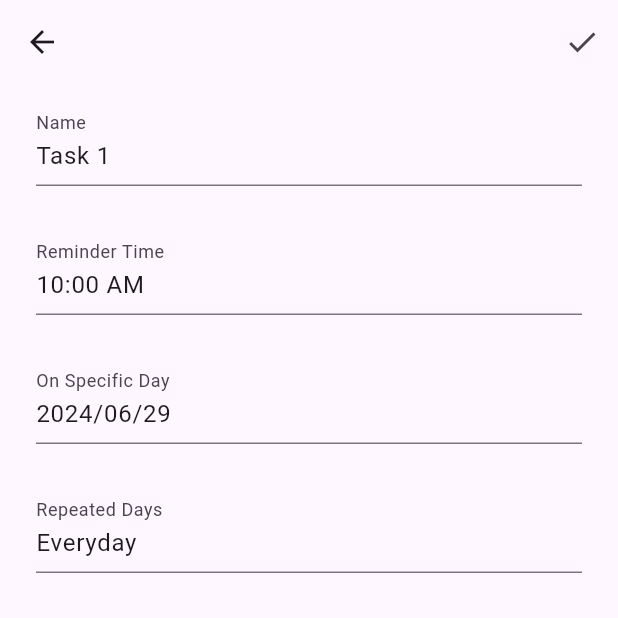
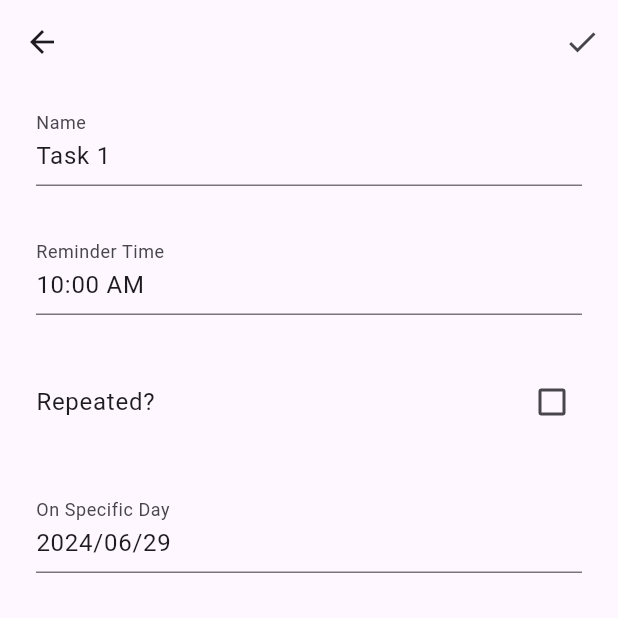
Before and after one commit to MontyCoder0701/priorit, a Flutter app: the TaskCreateScreen screen opened directly, on a phone screen of 412 x 824 dp, the top half of it. Run offline on Flutter 3.47's test engine with Material 3 defaults, Android fonts, the phone set to English and light mode, and no system bars.

Commit message:
feat: 반복 여부 반영

```diff
--- a/lib/task_create.screen.dart
+++ b/lib/task_create.screen.dart
@@ -9,6 +9,7 @@ class TaskCreateScreen extends StatefulWidget {
 
 class _TaskCreateScreenState extends State<TaskCreateScreen> {
   late final theme = Theme.of(context);
+  late bool isRepeated = false;
 
   @override
   Widget build(BuildContext context) {
@@ -49,7 +50,18 @@ class _TaskCreateScreenState extends State<TaskCreateScreen> {
                     ),
                   ),
                   const SizedBox(height: 30),
-                  TextFormField(
+                  CheckboxListTile(
+                    contentPadding: EdgeInsets.zero,
+                    value: isRepeated,
+                    title: const Text('Repeated?'),
+                    onChanged: (bool? value) {
+                      setState(() => isRepeated = value!);
+                    },
+                  ),
+                  const SizedBox(height: 30),
+                  Visibility(
+                    visible: !isRepeated,
+                    child: TextFormField(
                       readOnly: true,
                       initialValue: '2024/06/29',
                       onTap: () => showDatePicker(
@@ -61,8 +73,10 @@ class _TaskCreateScreenState extends State<TaskCreateScreen> {
                         labelText: 'On Specific Day',
                       ),
                     ),
-                  const SizedBox(height: 30),
-                  TextFormField(
+                  ),
+                  Visibility(
+                    visible: isRepeated,
+                    child: TextFormField(
                       readOnly: true,
                       initialValue: 'Everyday',
                       onTap: () => showDialog(
@@ -100,6 +114,7 @@ class _TaskCreateScreenState extends State<TaskCreateScreen> {
                         labelText: 'Repeated Days',
                       ),
                     ),
+                  ),
                 ],
               ),
             ),
```
Lines whose indentation alone changed are shown as unchanged.
